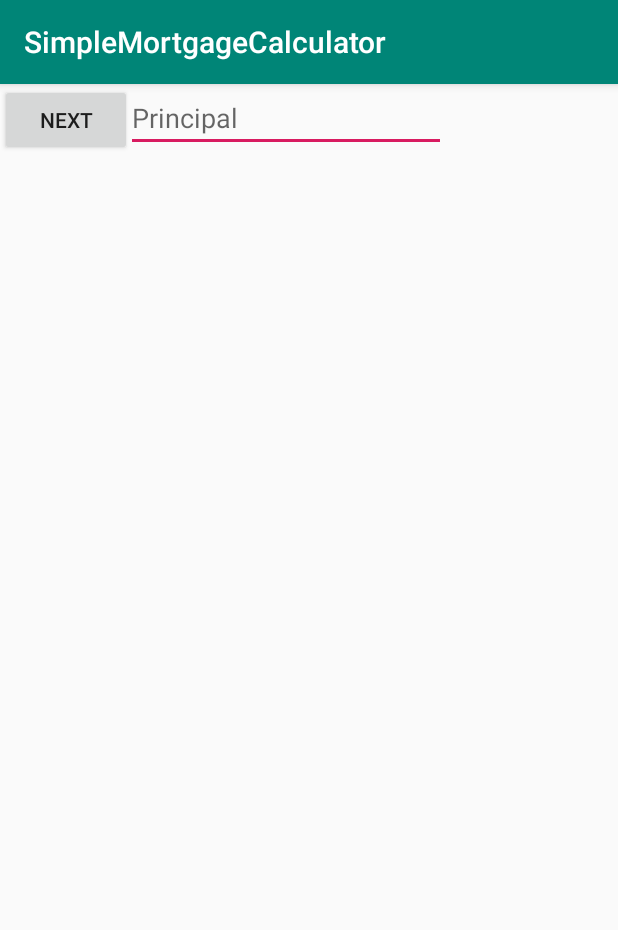
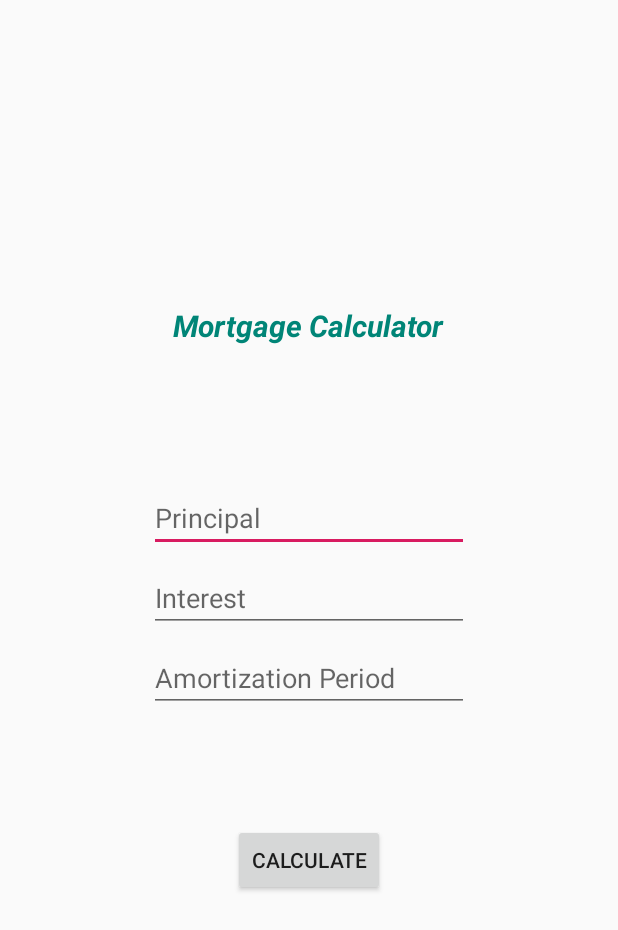
Before and after one commit to rkbeatss/SimpleMortgageCalculator, an Android app: the screen it shows after launch (MainActivity), on a phone screen of 412 x 824 dp. Shown: the top 930 px of the screen. Run offline under Robolectric (Android 15) with nearby library versions, the phone set to English and light mode, and no system bars.

Commit message:
Added interest, amortization period fields Added calculation module
doesn't run, crashes when you click calculate

```diff
--- a/app/src/main/java/com/example/simplemortgagecalculator/MainActivity.java
+++ b/app/src/main/java/com/example/simplemortgagecalculator/MainActivity.java
@@ -2,6 +2,7 @@ package com.example.simplemortgagecalculator;
 
 import android.support.v7.app.AppCompatActivity;
 import android.os.Bundle;
+import android.support.v7.widget.Toolbar;
 import android.view.View;
 import android.widget.Button;
 import android.widget.EditText;
@@ -11,21 +12,52 @@ import org.w3c.dom.Text;
 
 public class MainActivity extends AppCompatActivity {
 
+    private EditText principal, interest, amort;
+    double mortgagePayment;
+
+
     @Override
     protected void onCreate(Bundle savedInstanceState) {
         super.onCreate(savedInstanceState);
         setContentView(R.layout.activity_main);
 
-        TextView principal = (TextView)findViewById(R.id.etPrincipal);
-        Button nextButton = (Button) findViewById(R.id.btNext);
-        nextButton.setOnClickListener(new View.OnClickListener() {
+
+        //Input Edittext :Principle, Interest, Amortization
+        principal = (EditText)findViewById(R.id.editPrinciple);
+        interest = (EditText)findViewById(R.id.editInterest);
+        amort = (EditText)findViewById(R.id.editAmort);
+
+
+
+
+        Button calculateButton = (Button) findViewById(R.id.btCalculate);
+        calculateButton.setOnClickListener(new View.OnClickListener() {
             public void onClick(View v){
-                goToNext();
+                goToSummary();
             }
         });
+
+
     }
-   protected void goToNext(){
-       Intent myIntent = new Intent(MainActivity.this, SummaryActivity.class);
-       startActivity(myIntent);
-   }
+
+    public void calculateMortagePayment(){
+        double entPrincipal = Integer.parseInt(principal.getText().toString());
+        double entInterest = Integer.parseInt(interest.getText().toString());
+        double entAmort = Integer.parseInt(amort.getText().toString());
+
+        double r = (entInterest/100)/12;
+        double n = (12*entAmort);
+
+        mortgagePayment = entPrincipal * ((r*(Math.pow(1+r,n)))/((Math.pow(1+r,n)) -1));
+
+
+    }
+
+
+
+    protected void goToSummary(){
+        Intent myIntent = new Intent(MainActivity.this, SummaryActivity.class);
+        myIntent.putExtra("Mortgage_Payment", mortgagePayment);
+        startActivity(myIntent);
+    }
 }
--- a/app/src/main/res/layout/activity_main.xml
+++ b/app/src/main/res/layout/activity_main.xml
@@ -7,23 +7,97 @@
     android:layout_height="match_parent"
     tools:context=".MainActivity">
 
-    <EditText
-        android:id="@+id/editText"
+    <TextView
+        android:id="@+id/mainTitle"
         android:layout_width="wrap_content"
         android:layout_height="wrap_content"
-        android:layout_marginStart="84dp"
-        android:layout_marginLeft="84dp"
+        android:layout_marginStart="8dp"
+        android:layout_marginLeft="8dp"
+        android:layout_marginEnd="8dp"
+        android:layout_marginRight="8dp"
+        android:layout_marginBottom="92dp"
+        android:text="Mortgage Calculator"
+        android:textColor="@color/colorPrimary"
+        android:textSize="20dp"
+        android:textStyle="bold|italic"
+        app:layout_constraintBottom_toTopOf="@+id/editPrinciple"
+        app:layout_constraintEnd_toEndOf="parent"
+        app:layout_constraintHorizontal_bias="0.497"
+        app:layout_constraintStart_toStartOf="parent" />
+
+    <EditText
+        android:id="@+id/editPrinciple"
+        android:layout_width="wrap_content"
+        android:layout_height="wrap_content"
+        android:layout_marginStart="8dp"
+        android:layout_marginLeft="8dp"
+        android:layout_marginTop="8dp"
+        android:layout_marginEnd="8dp"
+        android:layout_marginRight="8dp"
+        android:layout_marginBottom="8dp"
+        android:autofillHints=""
         android:ems="10"
-        android:hint="Principal"
-        android:inputType="number"
+        android:hint="@string/principal"
+        android:inputType="numberSigned|number"
+        app:layout_constraintBottom_toBottomOf="parent"
+        app:layout_constraintEnd_toEndOf="parent"
         app:layout_constraintStart_toStartOf="parent"
-        tools:layout_editor_absoluteY="320dp" />
+        app:layout_constraintTop_toTopOf="parent"
+        app:layout_constraintVertical_bias="0.413" />
+
+    <EditText
+        android:id="@+id/editInterest"
+        android:layout_width="wrap_content"
+        android:layout_height="wrap_content"
+        android:layout_marginStart="8dp"
+        android:layout_marginLeft="8dp"
+        android:layout_marginTop="8dp"
+        android:layout_marginEnd="8dp"
+        android:layout_marginRight="8dp"
+        android:layout_marginBottom="8dp"
+        android:autofillHints=""
+        android:ems="10"
+        android:hint="@string/interest"
+        android:inputType="numberSigned|number|numberDecimal"
+        app:layout_constraintBottom_toBottomOf="parent"
+        app:layout_constraintEnd_toEndOf="parent"
+        app:layout_constraintStart_toStartOf="parent"
+        app:layout_constraintTop_toBottomOf="@+id/editPrinciple"
+        app:layout_constraintVertical_bias="0.0" />
+
+    <EditText
+        android:id="@+id/editAmort"
+        android:layout_width="wrap_content"
+        android:layout_height="wrap_content"
+        android:layout_marginStart="8dp"
+        android:layout_marginLeft="8dp"
+        android:layout_marginTop="8dp"
+        android:layout_marginEnd="8dp"
+        android:layout_marginRight="8dp"
+        android:layout_marginBottom="8dp"
+        android:ems="10"
+        android:hint="Amortization Period"
+        android:inputType="numberSigned|number"
+        app:layout_constraintBottom_toBottomOf="parent"
+        app:layout_constraintEnd_toEndOf="parent"
+        app:layout_constraintStart_toStartOf="parent"
+        app:layout_constraintTop_toBottomOf="@+id/editInterest"
+        app:layout_constraintVertical_bias="0.0" />
 
     <Button
-        android:id="@+id/btNext"
+        android:id="@+id/btCalculate"
         android:layout_width="wrap_content"
         android:layout_height="wrap_content"
-        android:text="NEXT"
-        tools:layout_editor_absoluteX="145dp"
-        tools:layout_editor_absoluteY="395dp" />
+        android:layout_marginStart="8dp"
+        android:layout_marginLeft="8dp"
+        android:layout_marginTop="8dp"
+        android:layout_marginEnd="8dp"
+        android:layout_marginRight="8dp"
+        android:layout_marginBottom="8dp"
+        android:text="@string/calculate"
+        app:layout_constraintBottom_toBottomOf="parent"
+        app:layout_constraintEnd_toEndOf="parent"
+        app:layout_constraintStart_toStartOf="parent"
+        app:layout_constraintTop_toTopOf="@+id/editPrinciple" />
+
 </android.support.constraint.ConstraintLayout>
--- a/app/src/main/res/values/strings.xml
+++ b/app/src/main/res/values/strings.xml
@@ -1,3 +1,6 @@
 <resources>
     <string name="app_name">SimpleMortgageCalculator</string>
+    <string name="calculate">Calculate</string>
+    <string name="principal">Principal</string>
+    <string name="interest">Interest</string>
 </resources>
--- a/app/src/main/res/values/styles.xml
+++ b/app/src/main/res/values/styles.xml
@@ -1,7 +1,7 @@
 <resources>
 
     <!-- Base application theme. -->
-    <style name="AppTheme" parent="Theme.AppCompat.Light.DarkActionBar">
+    <style name="AppTheme" parent="Theme.AppCompat.Light.NoActionBar">
         <!-- Customize your theme here. -->
         <item name="colorPrimary">@color/colorPrimary</item>
         <item name="colorPrimaryDark">@color/colorPrimaryDark</item>
```
Also changed, not shown: app/src/main/java/com/example/simplemortgagecalculator/SummaryActivity.java (+14 -0 lines), app/src/main/res/layout/activity_summary.xml (+23 -4 lines), app/src/main/res/layout/toolbar.xml (added, +8 -0 lines), 2 other files.
